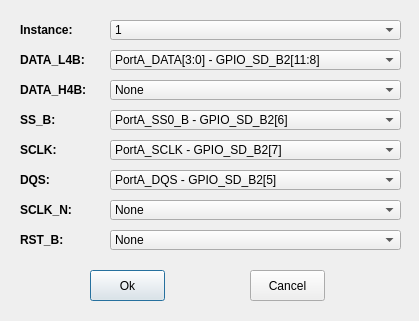
JayHeng/MCU-MemTestUtility, file gui/FlexSPI-Connection-Configuration.ui: the form before one commit.
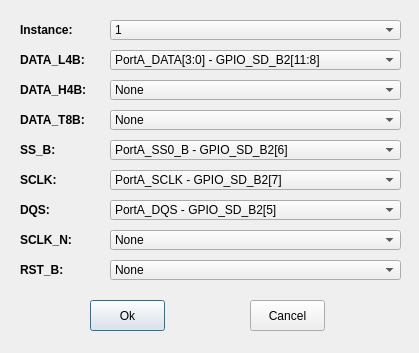
The form after the commit.

Commit message:
Add DATA[15:8] support for pin cfg/test
- Done for GUI setting

Patch:
```diff
--- a/gui/FlexSPI-Connection-Configuration.ui
+++ b/gui/FlexSPI-Connection-Configuration.ui
@@ -7,7 +7,7 @@
     <x>0</x>
     <y>0</y>
     <width>419</width>
-    <height>321</height>
+    <height>353</height>
    </rect>
   </property>
   <property name="windowTitle">
@@ -94,7 +94,7 @@
    <property name="geometry">
     <rect>
      <x>20</x>
-     <y>110</y>
+     <y>140</y>
      <width>81</width>
      <height>20</height>
     </rect>
@@ -113,7 +113,7 @@
    <property name="geometry">
     <rect>
      <x>20</x>
-     <y>140</y>
+     <y>170</y>
      <width>81</width>
      <height>20</height>
     </rect>
@@ -132,7 +132,7 @@
    <property name="geometry">
     <rect>
      <x>20</x>
-     <y>170</y>
+     <y>200</y>
      <width>100</width>
      <height>20</height>
     </rect>
@@ -151,7 +151,7 @@
    <property name="geometry">
     <rect>
      <x>20</x>
-     <y>200</y>
+     <y>230</y>
      <width>100</width>
      <height>20</height>
     </rect>
@@ -170,7 +170,7 @@
    <property name="geometry">
     <rect>
      <x>20</x>
-     <y>230</y>
+     <y>260</y>
      <width>100</width>
      <height>20</height>
     </rect>
@@ -244,7 +244,7 @@
    <property name="geometry">
     <rect>
      <x>110</x>
-     <y>110</y>
+     <y>140</y>
      <width>291</width>
      <height>20</height>
     </rect>
@@ -284,7 +284,7 @@
    <property name="geometry">
     <rect>
      <x>110</x>
-     <y>140</y>
+     <y>170</y>
      <width>291</width>
      <height>20</height>
     </rect>
@@ -314,7 +314,7 @@
    <property name="geometry">
     <rect>
      <x>110</x>
-     <y>170</y>
+     <y>200</y>
      <width>291</width>
      <height>20</height>
     </rect>
@@ -344,7 +344,7 @@
    <property name="geometry">
     <rect>
      <x>110</x>
-     <y>200</y>
+     <y>230</y>
      <width>291</width>
      <height>20</height>
     </rect>
@@ -369,7 +369,7 @@
    <property name="geometry">
     <rect>
      <x>110</x>
-     <y>230</y>
+     <y>260</y>
      <width>291</width>
      <height>20</height>
     </rect>
@@ -394,7 +394,7 @@
    <property name="geometry">
     <rect>
      <x>90</x>
-     <y>270</y>
+     <y>300</y>
      <width>75</width>
      <height>31</height>
     </rect>
@@ -407,7 +407,7 @@
    <property name="geometry">
     <rect>
      <x>250</x>
-     <y>270</y>
+     <y>300</y>
      <width>75</width>
      <height>31</height>
     </rect>
@@ -416,6 +416,40 @@
     <string>Cancel</string>
    </property>
   </widget>
+  <widget class="QComboBox" name="comboBox_dataT8b">
+   <property name="geometry">
+    <rect>
+     <x>110</x>
+     <y>110</y>
+     <width>291</width>
+     <height>20</height>
+    </rect>
+   </property>
+   <item>
+    <property name="text">
+     <string>None</string>
+    </property>
+   </item>
+  </widget>
+  <widget class="QLabel" name="label_dataT8b">
+   <property name="geometry">
+    <rect>
+     <x>20</x>
+     <y>110</y>
+     <width>81</width>
+     <height>20</height>
+    </rect>
+   </property>
+   <property name="font">
+    <font>
+     <weight>75</weight>
+     <bold>true</bold>
+    </font>
+   </property>
+   <property name="text">
+    <string>DATA_T8B:</string>
+   </property>
+  </widget>
  </widget>
  <resources/>
  <connections/>
```
The commit also changes 12 other files.
